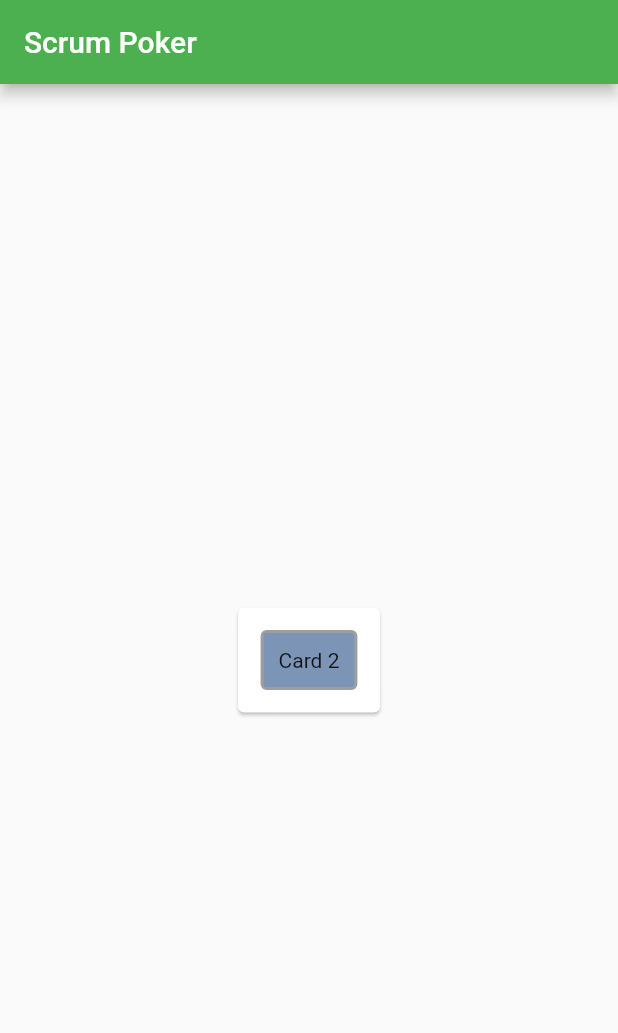
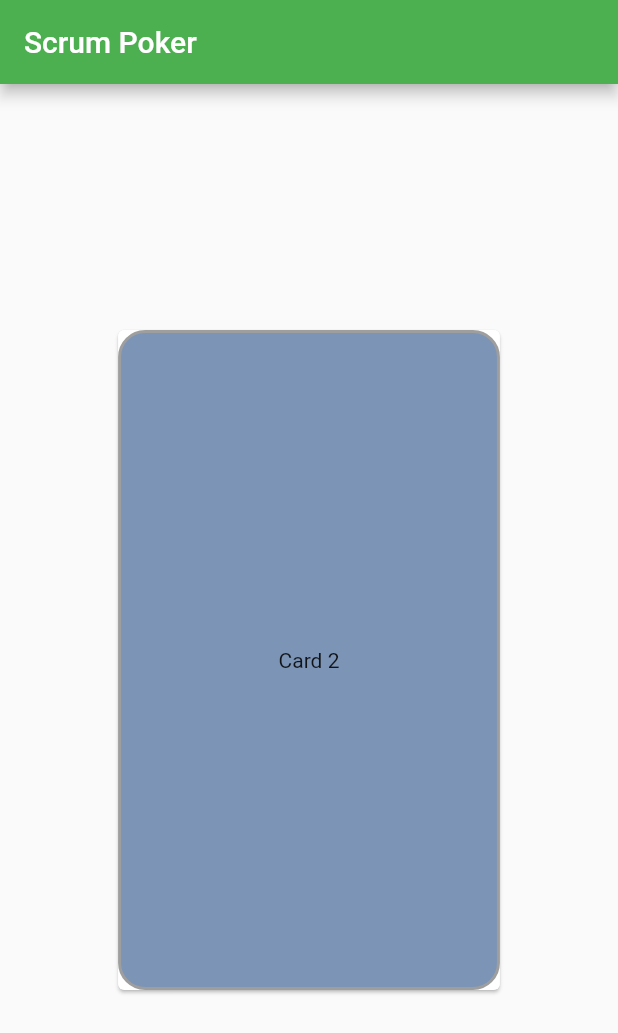
Before and after one commit to sam-thorn/scrum_poker, a Flutter app: the screen it shows after launch, swiped to page 2, on a phone screen of 412 x 824 dp. Shown: the top 1033 px of the screen. Run offline on Flutter 3.47's test engine with Material 2 defaults, Android fonts, the phone set to English and light mode, and no system bars.

Commit message:
Card mockup dimension changes to better resemble a playing card

```diff
--- a/lib/main.dart
+++ b/lib/main.dart
@@ -59,18 +59,20 @@ class MyStatelessWidget extends StatelessWidget {
                   child:
                       Column(mainAxisSize: MainAxisSize.min, children: <Widget>[
             Container(
-              margin: const EdgeInsets.all(15),
-              padding: const EdgeInsets.all(10),
+              margin: const EdgeInsets.all(0),
+              padding:
+                  const EdgeInsets.symmetric(horizontal: 105, vertical: 210),
               decoration: BoxDecoration(
                 color: const Color(0xff7c94b6),
                 border: Border.all(
                   color: Colors.grey,
                   width: 2,
                 ),
-                borderRadius: BorderRadius.circular(4),
-                //image: const DecorationImage(
-                //image: NetworkImage('https://flutter.github.io/assets-for-api-docs/assets/widgets/owl-2.jpg'),
-                //fit: BoxFit.cover,
+                borderRadius: BorderRadius.circular(18),
+
+                // image: const DecorationImage(
+                // image: NetworkImage('https://flutter.github.io/assets-for-api-docs/assets/widgets/owl-2.jpg'),
+                // fit: BoxFit.cover,
               ),
               child: Text('Card 2'),
             ),
```
